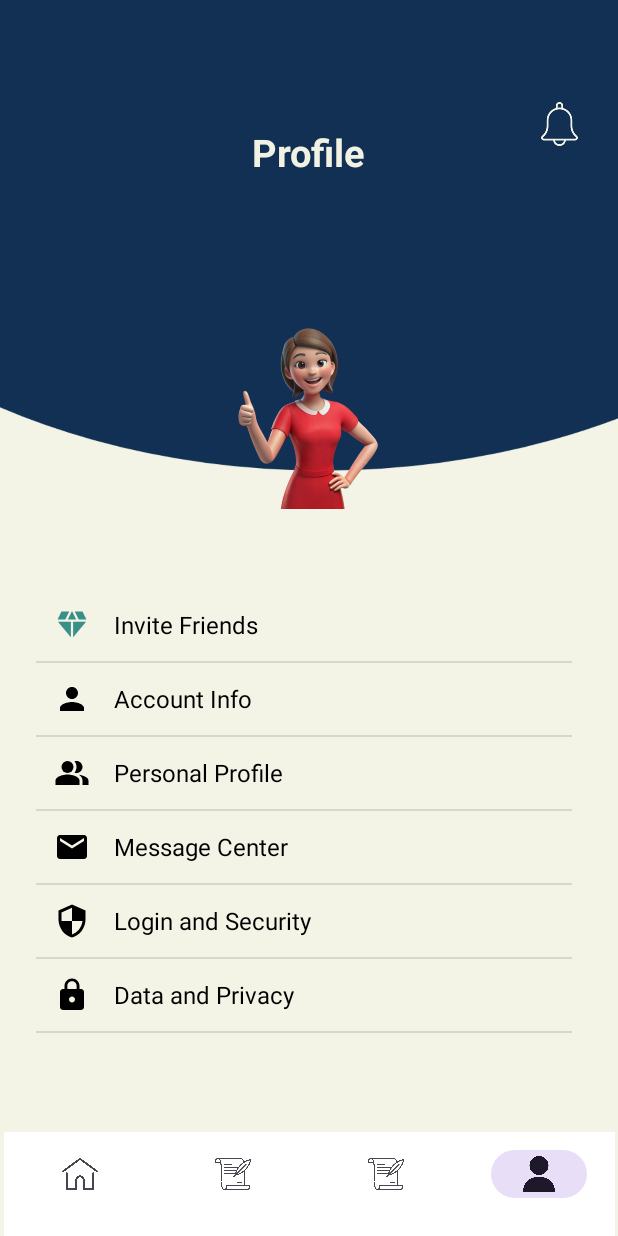
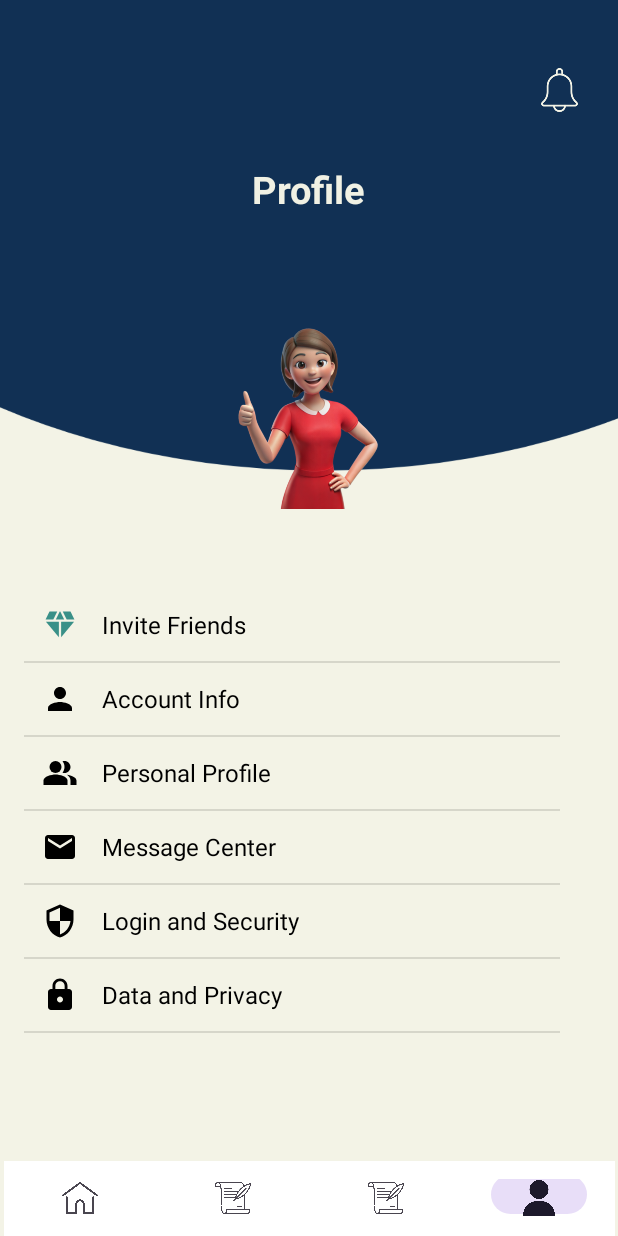
Before and after one commit to harpreet-03/MyBudget, an Android app: the Profile screen opened directly, with no data from a screen before it, on a phone screen of 412 x 824 dp. Run offline under Robolectric (Android 15) with nearby library versions, the phone set to English and light mode, and no system bars.

Commit message:
Profile done

```diff
--- a/app/src/main/java/com/example/mybudget/HomeDashBoard.kt
+++ b/app/src/main/java/com/example/mybudget/HomeDashBoard.kt
@@ -62,6 +62,12 @@ class HomeDashBoard : AppCompatActivity() {
                     overridePendingTransition(0, 0)
                     true
                 }
+                R.id.nav_stats -> {
+                    startActivity(Intent(this, Invoice::class.java))
+                    overridePendingTransition(0, 0)
+                    true
+
+                }
                 else -> false
             }
         }
--- a/app/src/main/res/layout/activity_profile.xml
+++ b/app/src/main/res/layout/activity_profile.xml
@@ -22,7 +22,7 @@
         app:layout_constraintEnd_toEndOf="parent"
         app:layout_constraintStart_toStartOf="parent"
         app:layout_constraintTop_toTopOf="parent"
-        app:layout_constraintVertical_bias="0.467" />
+        app:layout_constraintVertical_bias="0.605" />
 
     <ImageView
         android:id="@+id/notificationIcon"
@@ -40,7 +40,7 @@
         app:layout_constraintHorizontal_bias="0.868"
         app:layout_constraintStart_toEndOf="@+id/textView"
         app:layout_constraintTop_toTopOf="parent"
-        app:layout_constraintVertical_bias="0.433"
+        app:layout_constraintVertical_bias="0.266"
         app:tint="#F3F3E6" />
 
     <com.google.android.material.imageview.ShapeableImageView
@@ -61,7 +61,7 @@
         android:id="@+id/list"
         android:layout_width="357dp"
         android:layout_height="369dp"
-        android:layout_marginStart="24dp"
+        android:layout_marginStart="16dp"
         app:layout_constraintBottom_toBottomOf="parent"
         app:layout_constraintStart_toStartOf="parent"
         app:layout_constraintTop_toTopOf="parent"
@@ -70,7 +70,7 @@
     <com.google.android.material.bottomnavigation.BottomNavigationView
         android:id="@+id/bottomNavigation"
         android:layout_width="407dp"
-        android:layout_height="69dp"
+        android:layout_height="50dp"
         android:background="@color/white"
         app:itemHorizontalTranslationEnabled="false"
         app:labelVisibilityMode="labeled"
```
Also changed, not shown: app/src/main/AndroidManifest.xml (+5 -2 lines).
